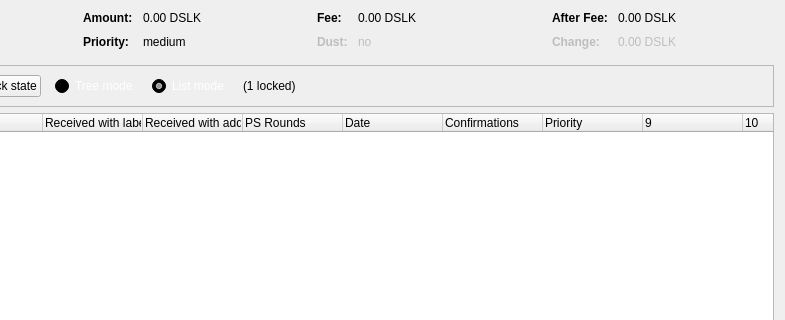
First picture: the form in src/qt/forms/coincontroldialog.ui, repository makmur8/Dynamic, before the edit; both pictures show x 169 to 954 and y 0 to 320 of the 954 by 500 pixel window.
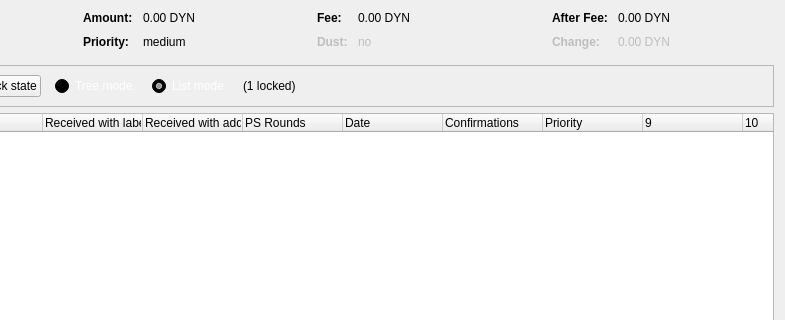
Second picture: the form after the edit. Custom widgets are drawn as their Qt base class.

What changed in the file:
```diff
--- a/src/qt/forms/coincontroldialog.ui
+++ b/src/qt/forms/coincontroldialog.ui
@@ -132,7 +132,7 @@
           <enum>Qt::ActionsContextMenu</enum>
          </property>
          <property name="text">
-          <string notr="true">0.00 DSLK</string>
+          <string notr="true">0.00 DYN</string>
          </property>
          <property name="textInteractionFlags">
           <set>Qt::LinksAccessibleByMouse|Qt::TextSelectableByKeyboard|Qt::TextSelectableByMouse</set>
@@ -206,7 +206,7 @@
           <enum>Qt::ActionsContextMenu</enum>
          </property>
          <property name="text">
-          <string notr="true">0.00 DSLK</string>
+          <string notr="true">0.00 DYN</string>
          </property>
          <property name="textInteractionFlags">
           <set>Qt::LinksAccessibleByMouse|Qt::TextSelectableByKeyboard|Qt::TextSelectableByMouse</set>
@@ -286,7 +286,7 @@
           <enum>Qt::ActionsContextMenu</enum>
          </property>
          <property name="text">
-          <string notr="true">0.00 DSLK</string>
+          <string notr="true">0.00 DYN</string>
          </property>
          <property name="textInteractionFlags">
           <set>Qt::LinksAccessibleByMouse|Qt::TextSelectableByKeyboard|Qt::TextSelectableByMouse</set>
@@ -321,7 +321,7 @@
           <enum>Qt::ActionsContextMenu</enum>
          </property>
          <property name="text">
-          <string notr="true">0.00 DSLK</string>
+          <string notr="true">0.00 DYN</string>
          </property>
          <property name="textInteractionFlags">
           <set>Qt::LinksAccessibleByMouse|Qt::TextSelectableByKeyboard|Qt::TextSelectableByMouse</set>
```
